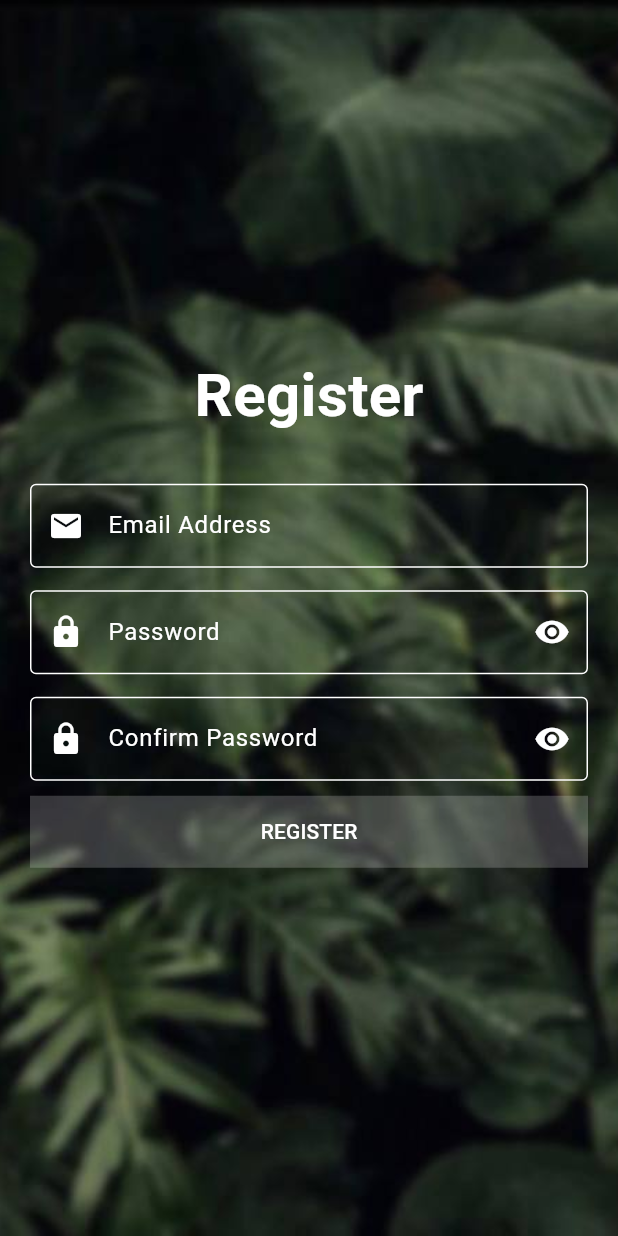
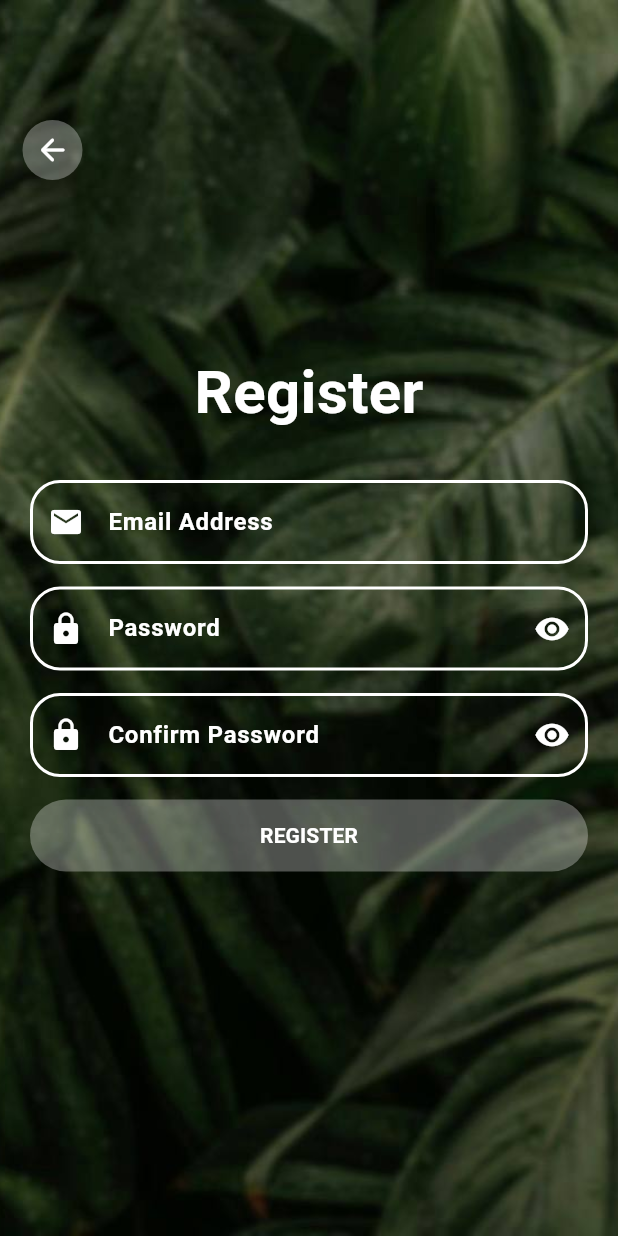
Before and after one commit to Shahdsayedgamal/Bloombuddy_reponsive, a Flutter app: the RegisterScreen screen opened directly, on a phone screen of 412 x 824 dp. Run offline on Flutter 3.47's test engine with Material 3 defaults, Android fonts, the light colour scheme and no system bars; our stand-ins replace dio, flutter_bloc, smooth_page_indicator.

Commit message:
new update

```diff
--- a/lib/modules/on_boarding/on_boarding_screen.dart
+++ b/lib/modules/on_boarding/on_boarding_screen.dart
@@ -49,7 +49,7 @@ class _OnBoardingScreenState extends State<OnBoardingScreen> {
       body: Container(
         decoration: BoxDecoration(
           image: DecorationImage(
-            image: AssetImage('assets/images/new1.jpg'), // Your background image path
+            image: AssetImage('assets/images/login.jpg'), // Your background image path
             fit: BoxFit.cover,
           ),
         ),
@@ -66,7 +66,7 @@ class _OnBoardingScreenState extends State<OnBoardingScreen> {
                   actions: [
                     TextButton(
                       onPressed: () {
-                        navigateAndFinish(context, ShopLoginScreen());
+                        navigateAndFinish(context, LoginScreen());
                       },
                       child: Text(
                         'Skip',
@@ -116,7 +116,7 @@ class _OnBoardingScreenState extends State<OnBoardingScreen> {
                   FloatingActionButton(
                     onPressed: () {
                       if (isLast) {
-                        navigateAndFinish(context, ShopLoginScreen());
+                        navigateAndFinish(context, LoginScreen());
                       } else {
                         boardController.nextPage(
                           duration: Duration(milliseconds: 750),
--- a/lib/modules/register/register_screen.dart
+++ b/lib/modules/register/register_screen.dart
@@ -1,6 +1,8 @@
+import 'package:flutter/cupertino.dart';
 import 'package:flutter/material.dart';
+
 import '../../layout/layout_app/bloom_layout.dart';
-
+import '../login/login_screen.dart';
 
 class RegisterScreen extends StatefulWidget {
   @override
@@ -22,17 +24,42 @@ class _RegisterScreenState extends State<RegisterScreen> {
         (Route<dynamic> route) => false,
   );
 
+  void navigateTo(context, widget) => Navigator.push(
+    context,
+    MaterialPageRoute(
+      builder: (context) => widget,
+    ),
+  );
+
   @override
   Widget build(BuildContext context) {
     return Scaffold(
-      resizeToAvoidBottomInset: false,
       body: Stack(
         children: [
       // Background image
       Positioned.fill(
       child: Image.asset(
-              'assets/images/new2.jpg', // Provide your image path here
+        'assets/images/login.jpg', // Provide your image path here
         fit: BoxFit.cover,
+      ),
+    ),
+    // Back arrow icon
+          Positioned(
+            top: 80.0,
+            left: 15.0,
+            child: Container(
+              width: 40.0,
+              height: 40.0,
+              decoration: BoxDecoration(
+                borderRadius: BorderRadius.circular(20),
+                color: Colors.white.withOpacity(0.3),
+              ),
+              child: IconButton(
+                icon: Icon(Icons.arrow_back_rounded, color: Colors.white),
+                onPressed: () {
+                  navigateTo(context, LoginScreen());
+                },
+              ),
             ),
           ),
     Padding(
@@ -76,15 +103,19 @@ class _RegisterScreenState extends State<RegisterScreen> {
     Icons.email,
     color: Colors.white,
     ),
-                          border: OutlineInputBorder(),
-                          fillColor: Colors.white.withOpacity(0),
+    border: OutlineInputBorder(
+    borderRadius: BorderRadius.circular(20),
+    borderSide: BorderSide(color: Colors.white, width: 2.0), // Adjust border thickness
+    ),
+    fillColor: Colors.white.withOpacity(0.0),
     filled: true,
-                          labelStyle: TextStyle(color: Colors.white),
+    labelStyle: TextStyle(color: Colors.white, fontWeight: FontWeight.bold), // Bold white text
     enabledBorder: OutlineInputBorder(
-                            borderSide: BorderSide(color: Colors.white),
+    borderSide: BorderSide(color: Colors.white, width: 2.0), // Adjust border thickness
+    borderRadius: BorderRadius.circular(20),
     ),
     ),
-                        style: TextStyle(color: Colors.white),
+    style: TextStyle(color: Colors.white, fontWeight: FontWeight.bold), // Bold white text
     ),
     SizedBox(
     height: 15.0,
@@ -116,14 +147,19 @@ class _RegisterScreenState extends State<RegisterScreen> {
     });
     },
     ),
-                          border: OutlineInputBorder(),
-                          fillColor: Colors.white.withOpacity(0),
-                          labelStyle: TextStyle(color: Colors.white),
+    border: OutlineInputBorder(
+    borderRadius: BorderRadius.circular(20),
+    borderSide: BorderSide(color: Colors.white, width: 2.0), // Adjust border thickness
+    ),
+    fillColor: Colors.white.withOpacity(0.0),
+    filled: true,
+    labelStyle: TextStyle(color: Colors.white, fontWeight: FontWeight.bold), // Bold white text
     enabledBorder: OutlineInputBorder(
-                            borderSide: BorderSide(color: Colors.white),
+    borderSide: BorderSide(color: Colors.white, width: 2.0), // Adjust border thickness
+    borderRadius: BorderRadius.circular(20),
     ),
     ),
-                        style: TextStyle(color: Colors.white),
+    style: TextStyle(color: Colors.white, fontWeight: FontWeight.bold), // Bold white text
     ),
     SizedBox(
     height: 15.0,
@@ -157,22 +193,29 @@ class _RegisterScreenState extends State<RegisterScreen> {
     });
     },
     ),
-                          border: OutlineInputBorder(),
-                          fillColor: Colors.white.withOpacity(0),
+    border: OutlineInputBorder(
+    borderRadius: BorderRadius.circular(20),
+    borderSide: BorderSide(color: Colors.white, width: 2.0), // Adjust border thickness
+    ),
+      fillColor: Colors.white.withOpacity(0.0),
       filled: true,
-                          labelStyle: TextStyle(color: Colors.white),
+      labelStyle: TextStyle(color: Colors.white, fontWeight: FontWeight.bold), // Bold white text
       enabledBorder: OutlineInputBorder(
-                            borderSide: BorderSide(color: Colors.white),
+        borderSide: BorderSide(color: Colors.white, width: 2.0), // Adjust border thickness
+        borderRadius: BorderRadius.circular(20),
       ),
     ),
-                        style: TextStyle(color: Colors.white),
+      style: TextStyle(color: Colors.white, fontWeight: FontWeight.bold), // Bold white text
     ),
       SizedBox(
-                        height: 10.0,
+        height: 15.0,
       ),
       Container(
         width: double.infinity,
-                        color: Colors.white.withOpacity(0.2),
+        decoration: BoxDecoration(
+          borderRadius: BorderRadius.circular(25),
+          color: Colors.white.withOpacity(0.3),
+        ),
         child: MaterialButton(
           onPressed: () {
             if (formKey.currentState!.validate()) {
@@ -183,7 +226,7 @@ class _RegisterScreenState extends State<RegisterScreen> {
               navigateAndFinish(context, AppLayout());
             }
           },
-                          child: Text('REGISTER', style: TextStyle(color: Colors.white)),
+          child: Text('REGISTER', style: TextStyle(color: Colors.white, fontWeight: FontWeight.bold)), // Bold white text
         ),
       ),
       SizedBox(
--- a/pubspec.yaml
+++ b/pubspec.yaml
@@ -62,11 +62,10 @@ flutter:
   assets:
   - assets/images/home1.jpg
   - assets/images/flower.jpeg
-  - assets/images/land2.jpeg
   - assets/images/last.jpeg
   - assets/images/profile2.jpg
-  - assets/images/new1.jpg
-  - assets/images/new2.jpg
+  - assets/images/login.jpg
+  -
 
   # The following line ensures that the Material Icons font is
   # included with your application, so that you can use the icons in
```
Also changed, not shown: lib/modules/login/login_screen.dart (+54 -38 lines), assets/images/land2.jpeg (deleted), assets/images/login.jpg (added), assets/images/new1.jpg (deleted), assets/images/new2.jpg (deleted). Lines whose indentation alone changed are shown as unchanged.
